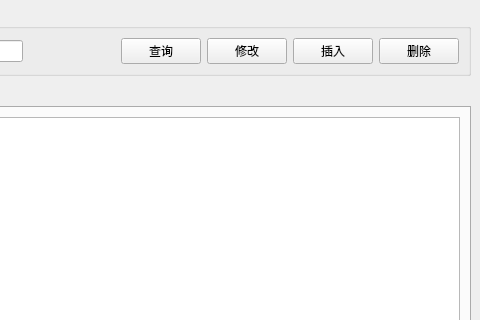
marcusbai/TDM, file MainApp.ui: the form before one commit; both pictures show x 390 to 870 and y 0 to 320 of the 870 by 573 pixel window.
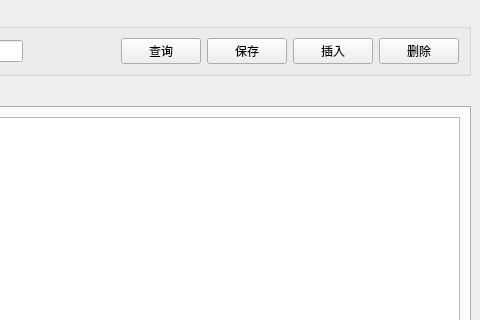
The form after the commit. Icons and pictures are not drawn.

```diff
--- a/MainApp.ui
+++ b/MainApp.ui
@@ -103,7 +103,7 @@
        <item>
         <widget class="QPushButton" name="pushButton_update">
          <property name="text">
-          <string>修改</string>
+          <string>保存</string>
          </property>
         </widget>
        </item>
```
Left out of the diff: 2 changed lines with no effect on the pictures.
